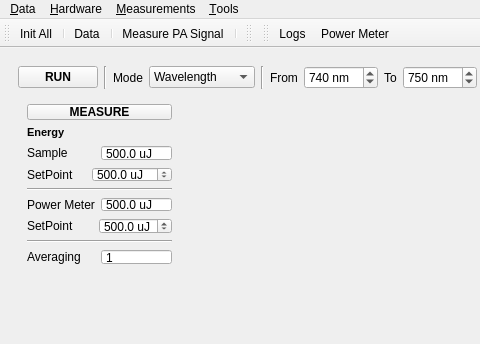
Qt form modules/PA_main_window.ui (Kaldarinz/PA-RSCF-22-72-00015-) before a commit; both pictures show x 0 to 480 and y 0 to 344 of the 973 by 857 pixel window.
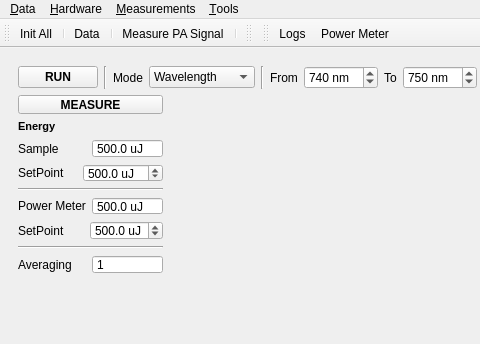
The same form after that commit. Icons and pictures are not drawn. Custom widgets are drawn as their Qt base class.

Patch:
```diff
--- a/modules/PA_main_window.ui
+++ b/modules/PA_main_window.ui
@@ -601,6 +601,18 @@
         <item>
          <widget class="QWidget" name="w_curve_measure" native="true">
           <layout class="QVBoxLayout" name="verticalLayout">
+           <property name="leftMargin">
+            <number>0</number>
+           </property>
+           <property name="topMargin">
+            <number>0</number>
+           </property>
+           <property name="rightMargin">
+            <number>0</number>
+           </property>
+           <property name="bottomMargin">
+            <number>0</number>
+           </property>
            <item>
             <widget class="QPushButton" name="btn_curve_measure">
              <property name="font">
```
